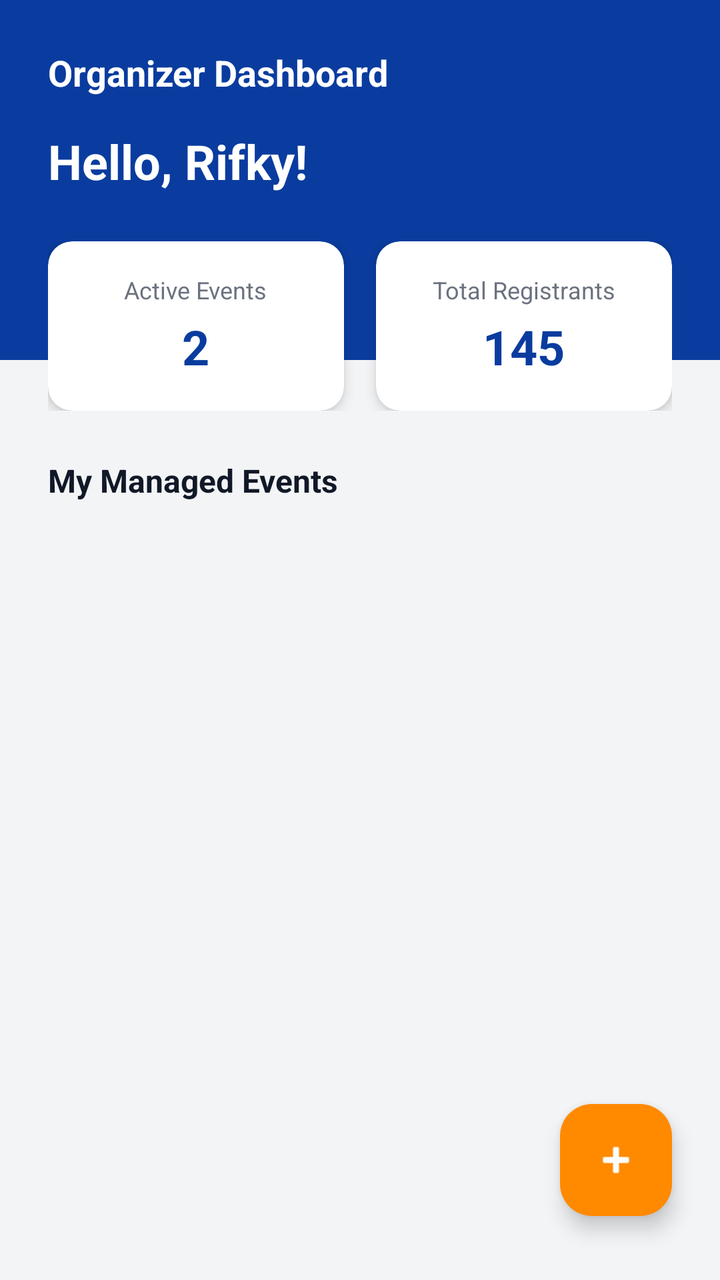
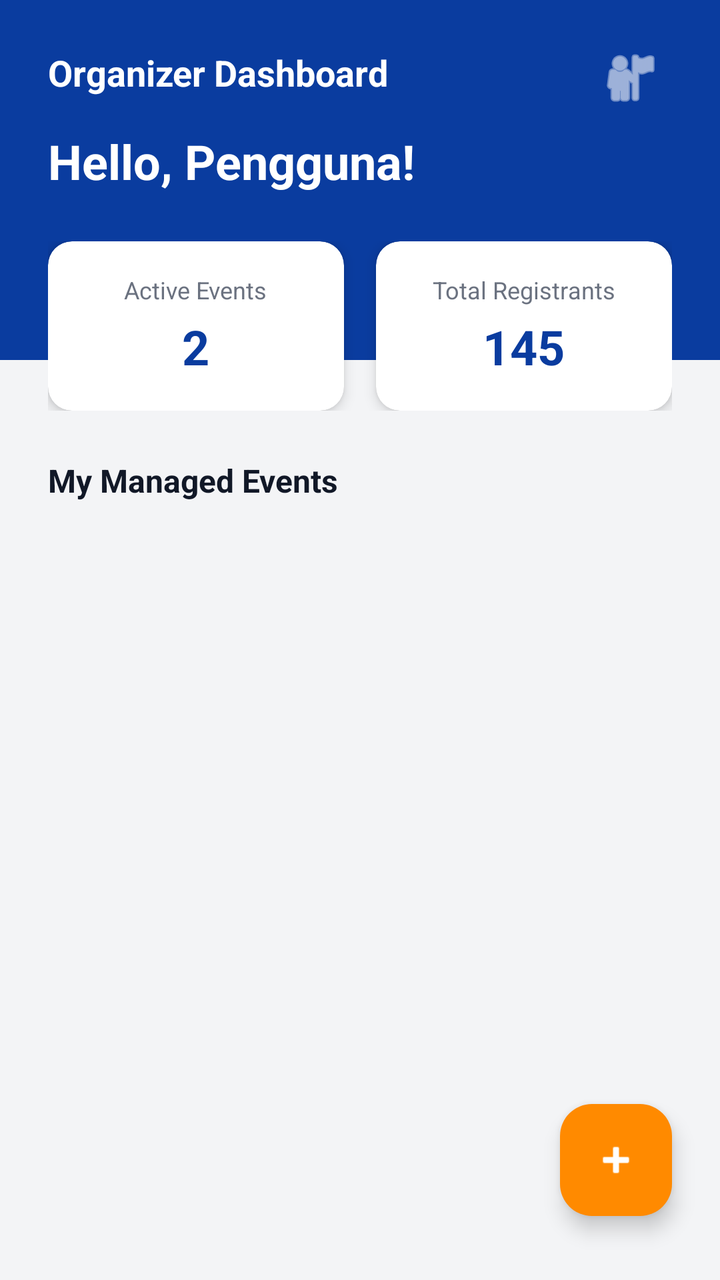

Screens rendered from an Android XML layout before and after an edit, with the pre-edit source and the edit as a unified diff.
<!-- AndroidManifest.xml: application theme Theme.CampusConnectProject -->
<!-- res/layout/activity_dashboard_panitia.xml -->
<?xml version="1.0" encoding="utf-8"?>
<androidx.constraintlayout.widget.ConstraintLayout
    xmlns:android="http://schemas.android.com/apk/res/android"
    xmlns:app="http://schemas.android.com/apk/res-auto"
    xmlns:tools="http://schemas.android.com/tools"
    android:layout_width="match_parent"
    android:layout_height="match_parent"
    android:background="#F3F4F6"
    tools:context=".ui.panitia.DashboardPanitiaActivity">

    
    <View
        android:id="@+id/headerBackground"
        android:layout_width="match_parent"
        android:layout_height="180dp"
        android:background="#0A3C9F"
        app:layout_constraintTop_toTopOf="parent" />

    <TextView
        android:id="@+id/tvDashboardTitle"
        android:layout_width="wrap_content"
        android:layout_height="wrap_content"
        android:layout_marginStart="24dp"
        android:layout_marginTop="24dp"
        android:text="Organizer Dashboard"
        android:textColor="#FFFFFF"
        android:textSize="18sp"
        android:textStyle="bold"
        app:layout_constraintStart_toStartOf="parent"
        app:layout_constraintTop_toTopOf="parent" />

    <TextView
        android:id="@+id/tvPanitiaName"
        android:layout_width="wrap_content"
        android:layout_height="wrap_content"
        android:layout_marginStart="24dp"
        android:layout_marginTop="16dp"
        android:text="Hello, Rifky!"
        android:textColor="#FFFFFF"
        android:textSize="24sp"
        android:textStyle="bold"
        app:layout_constraintStart_toStartOf="parent"
        app:layout_constraintTop_toBottomOf="@id/tvDashboardTitle" />

    
    <LinearLayout
        android:id="@+id/layoutStats"
        android:layout_width="match_parent"
        android:layout_height="wrap_content"
        android:layout_marginHorizontal="24dp"
        android:layout_marginTop="24dp"
        android:orientation="horizontal"
        app:layout_constraintTop_toBottomOf="@id/tvPanitiaName">

        
        <androidx.cardview.widget.CardView
            android:layout_width="0dp"
            android:layout_height="wrap_content"
            android:layout_weight="1"
            android:layout_marginEnd="8dp"
            app:cardCornerRadius="12dp"
            app:cardElevation="4dp">

            <LinearLayout
                android:layout_width="match_parent"
                android:layout_height="wrap_content"
                android:orientation="vertical"
                android:padding="16dp"
                android:gravity="center">

                <TextView
                    android:layout_width="wrap_content"
                    android:layout_height="wrap_content"
                    android:text="Active Events"
                    android:textColor="#6B7280"
                    android:textSize="12sp" />

                <TextView
                    android:id="@+id/tvTotalEvents"
                    android:layout_width="wrap_content"
                    android:layout_height="wrap_content"
                    android:text="2"
                    android:textColor="#0A3C9F"
                    android:textSize="24sp"
                    android:textStyle="bold"
                    android:layout_marginTop="4dp"/>
            </LinearLayout>
        </androidx.cardview.widget.CardView>

        
        <androidx.cardview.widget.CardView
            android:layout_width="0dp"
            android:layout_height="wrap_content"
            android:layout_weight="1"
            android:layout_marginStart="8dp"
            app:cardCornerRadius="12dp"
            app:cardElevation="4dp">

            <LinearLayout
                android:layout_width="match_parent"
                android:layout_height="wrap_content"
                android:orientation="vertical"
                android:padding="16dp"
                android:gravity="center">

                <TextView
                    android:layout_width="wrap_content"
                    android:layout_height="wrap_content"
                    android:text="Total Registrants"
                    android:textColor="#6B7280"
                    android:textSize="12sp" />

                <TextView
                    android:id="@+id/tvTotalRegistrants"
                    android:layout_width="wrap_content"
                    android:layout_height="wrap_content"
                    android:text="145"
                    android:textColor="#0A3C9F"
                    android:textSize="24sp"
                    android:textStyle="bold"
                    android:layout_marginTop="4dp"/>
            </LinearLayout>
        </androidx.cardview.widget.CardView>
    </LinearLayout>

    <TextView
        android:id="@+id/tvMyEventsLabel"
        android:layout_width="wrap_content"
        android:layout_height="wrap_content"
        android:layout_marginStart="24dp"
        android:layout_marginTop="24dp"
        android:text="My Managed Events"
        android:textColor="#111827"
        android:textSize="16sp"
        android:textStyle="bold"
        app:layout_constraintStart_toStartOf="parent"
        app:layout_constraintTop_toBottomOf="@id/layoutStats" />

    
    <androidx.recyclerview.widget.RecyclerView
        android:id="@+id/rvPanitiaEvents"
        android:layout_width="match_parent"
        android:layout_height="0dp"
        android:layout_marginTop="12dp"
        app:layout_constraintBottom_toBottomOf="parent"
        app:layout_constraintTop_toBottomOf="@id/tvMyEventsLabel"
        tools:listitem="@layout/item_event" />

    
    <com.google.android.material.floatingactionbutton.FloatingActionButton
        android:id="@+id/fabAddEvent"
        android:layout_width="wrap_content"
        android:layout_height="wrap_content"
        android:layout_marginEnd="24dp"
        android:layout_marginBottom="32dp"
        android:backgroundTint="#FF8A00"
        android:src="@android:drawable/ic_input_add"
        app:tint="#FFFFFF"
        app:layout_constraintBottom_toBottomOf="parent"
        app:layout_constraintEnd_toEndOf="parent" />

</androidx.constraintlayout.widget.ConstraintLayout>
<!-- res/layout/item_event.xml (included above) -->
<?xml version="1.0" encoding="utf-8"?>
<androidx.cardview.widget.CardView
    xmlns:android="http://schemas.android.com/apk/res/android"
    xmlns:app="http://schemas.android.com/apk/res-auto"
    android:layout_width="match_parent"
    android:layout_height="wrap_content"
    android:layout_marginHorizontal="24dp"
    android:layout_marginTop="8dp"
    android:layout_marginBottom="16dp"
    app:cardCornerRadius="16dp"
    app:cardElevation="4dp">

    <LinearLayout
        android:layout_width="match_parent"
        android:layout_height="wrap_content"
        android:orientation="vertical"
        android:paddingBottom="16dp">

        <ImageView
            android:id="@+id/ivEventPoster"
            android:layout_width="match_parent"
            android:layout_height="180dp"
            android:background="#374151"
            android:scaleType="centerCrop" />

        <LinearLayout
            android:layout_width="match_parent"
            android:layout_height="wrap_content"
            android:orientation="vertical"
            android:padding="16dp">

            <RelativeLayout
                android:layout_width="match_parent"
                android:layout_height="wrap_content">
                <TextView
                    android:id="@+id/tvEventCategory"
                    android:layout_width="wrap_content"
                    android:layout_height="wrap_content"
                    android:text="COMPETITION"
                    android:textColor="#0047A5"
                    android:textSize="10sp"
                    android:textStyle="bold" />
                <TextView
                    android:id="@+id/tvEventDate"
                    android:layout_width="wrap_content"
                    android:layout_height="wrap_content"
                    android:layout_alignParentEnd="true"
                    android:text="Oct 24, 2026"
                    android:textColor="#6B7280"
                    android:textSize="10sp" />
            </RelativeLayout>

            <TextView
                android:id="@+id/tvEventTitle"
                android:layout_width="match_parent"
                android:layout_height="wrap_content"
                android:layout_marginTop="8dp"
                android:text="Annual Inter-University Hackathon"
                android:textColor="#111827"
                android:textSize="16sp"
                android:textStyle="bold" />

            <TextView
                android:id="@+id/tvEventDesc"
                android:layout_width="match_parent"
                android:layout_height="wrap_content"
                android:layout_marginTop="8dp"
                android:maxLines="2"
                android:ellipsize="end"
                android:text="Join over 500 developers for 48 hours of building, learning, and networking..."
                android:textColor="#6B7280"
                android:textSize="12sp" />

            <RelativeLayout
                android:layout_width="match_parent"
                android:layout_height="wrap_content"
                android:layout_marginTop="16dp">
                <TextView
                    android:id="@+id/tvEventCapacity"
                    android:layout_width="wrap_content"
                    android:layout_height="wrap_content"
                    android:text="Capacity: 485/500"
                    android:textColor="#6B7280"
                    android:textSize="10sp" />
                <TextView
                    android:id="@+id/tvEventPercentage"
                    android:layout_width="wrap_content"
                    android:layout_height="wrap_content"
                    android:layout_alignParentEnd="true"
                    android:text="97% Full"
                    android:textColor="#6B7280"
                    android:textSize="10sp" />
            </RelativeLayout>

            <ProgressBar
                android:id="@+id/pbEventCapacity"
                style="?android:attr/progressBarStyleHorizontal"
                android:layout_width="match_parent"
                android:layout_height="8dp"
                android:layout_marginTop="4dp"
                android:progress="97"
                android:progressTint="#B45309" />

            <Button
                android:id="@+id/btnRegisterEvent"
                android:layout_width="match_parent"
                android:layout_height="50dp"
                android:layout_marginTop="16dp"
                android:backgroundTint="#0047A5"
                android:text="Register Now"
                android:textAllCaps="false"
                app:cornerRadius="8dp" />

            <Button
                android:id="@+id/btnViewDetails"
                android:layout_width="match_parent"
                android:layout_height="50dp"
                android:layout_marginTop="8dp"
                android:backgroundTint="#FFFFFF"
                android:text="View Details"
                android:textAllCaps="false"
                android:textColor="#0047A5"
                app:cornerRadius="8dp"
                app:strokeColor="#0047A5"
                app:strokeWidth="1dp" />
        </LinearLayout>
    </LinearLayout>
</androidx.cardview.widget.CardView>
<!-- resources referenced by this layout -->
<resources>
  <style name="Theme.CampusConnectProject" parent="Base.Theme.CampusConnectProject" />
  <style name="Base.Theme.CampusConnectProject" parent="Theme.Material3.DayNight.NoActionBar">
          
          
      </style>
</resources>

<!-- the commit's change to res/layout/activity_dashboard_panitia.xml (unified diff, before → after) -->
@@ -29,13 +29,27 @@
         app:layout_constraintStart_toStartOf="parent"
         app:layout_constraintTop_toTopOf="parent" />
 
+    <ImageButton
+        android:id="@+id/btnOpenProfile"
+        android:layout_width="42dp"
+        android:layout_height="42dp"
+        android:layout_marginTop="18dp"
+        android:layout_marginEnd="24dp"
+        android:background="?attr/selectableItemBackgroundBorderless"
+        android:contentDescription="Profile"
+        android:padding="8dp"
+        android:src="@android:drawable/ic_menu_myplaces"
+        app:layout_constraintEnd_toEndOf="parent"
+        app:layout_constraintTop_toTopOf="parent"
+        app:tint="#FFFFFF" />
+
     <TextView
         android:id="@+id/tvPanitiaName"
         android:layout_width="wrap_content"
         android:layout_height="wrap_content"
         android:layout_marginStart="24dp"
         android:layout_marginTop="16dp"
-        android:text="Hello, Rifky!"
+        android:text="Hello, Pengguna!"
         android:textColor="#FFFFFF"
         android:textSize="24sp"
         android:textStyle="bold"
